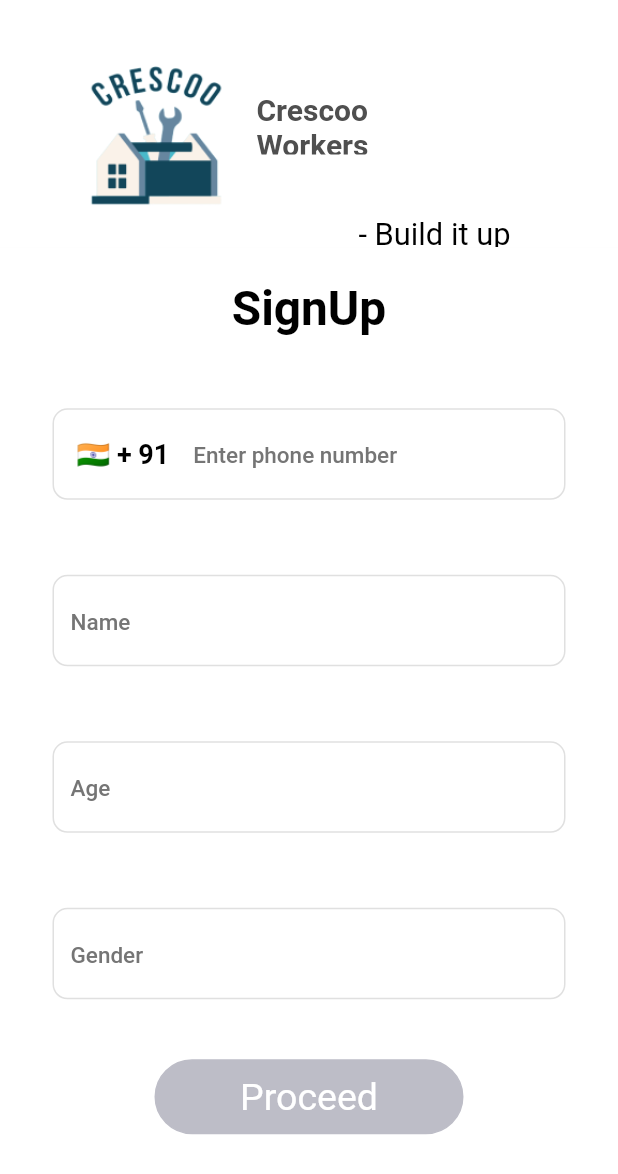
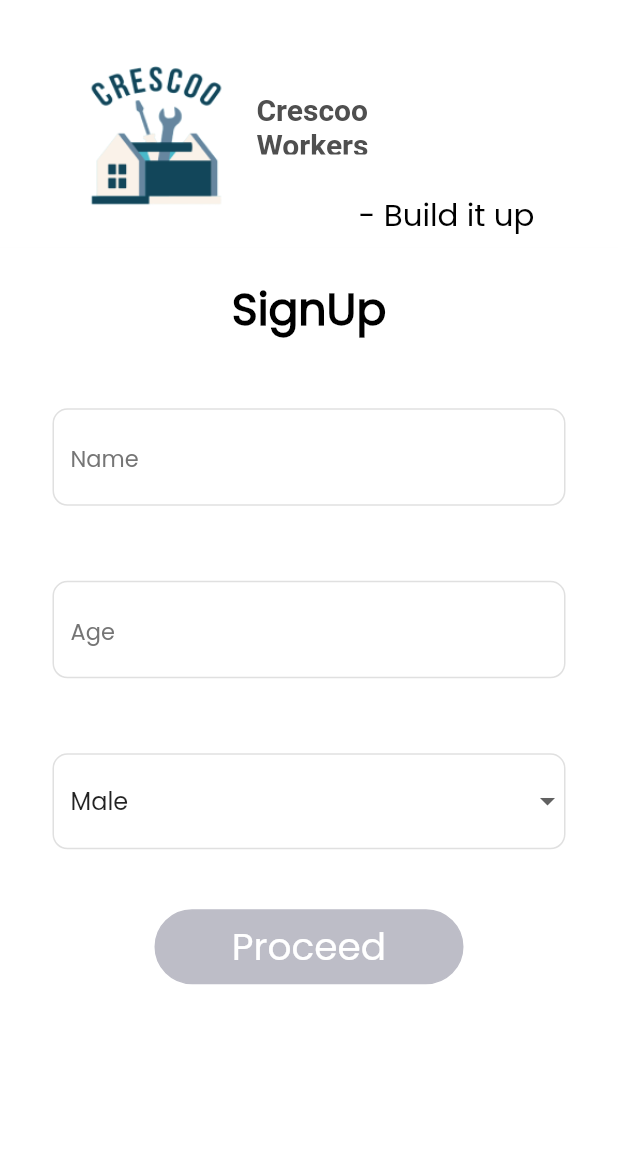
Before and after one commit to Avaneesh8/Crescoo-worker, a Flutter app: the SignUp screen opened directly, on a phone screen of 412 x 824 dp. Shown: the top 1174 px of the screen. Run offline on Flutter 3.47's test engine with Material 2 defaults, Android fonts, the phone set to English and light mode, and no system bars; our stand-ins replace cloud_firestore, country_picker, firebase_auth, firebase_core, pinput, shared_preferences and 1 more; accounts and stored records are empty; Roboto replaces fonts that are missing (Hind Siliguri).

```diff
--- a/lib/main.dart
+++ b/lib/main.dart
@@ -1,5 +1,6 @@
 import 'package:crescoo/provider/auth_provider.dart';
 import 'package:crescoo/screens/SplashScreen.dart';
+import 'package:crescoo/screens/profile.dart';
 import 'package:firebase_core/firebase_core.dart';
 import 'package:flutter/material.dart';
 import 'package:provider/provider.dart';
@@ -23,6 +24,7 @@ class MyApp extends StatelessWidget {
       debugShowCheckedModeBanner: false,
       theme: ThemeData(
         primarySwatch: Colors.blue,
+        fontFamily: "poppins",
       ),
       home: SplashScreen(),
     );
--- a/lib/screens/OTPScreen.dart
+++ b/lib/screens/OTPScreen.dart
@@ -146,7 +146,7 @@ class _OTPScreenState extends State<OTPScreen> {
                         (value) => Navigator.pushAndRemoveUntil(
                         context,
                         MaterialPageRoute(
-                          builder: (context) => const Details(),
+                          builder: (context) => NavBar(),
                         ),
                             (route) => false),
                   ),
--- a/lib/screens/SignUp.dart
+++ b/lib/screens/SignUp.dart
@@ -1,8 +1,9 @@
-import 'package:crescoo/screens/authentication/Login.dart';
-import 'package:crescoo/widgets/Top_part.dart';
+import 'package:crescoo/widgets/top_part_white.dart';
 import 'package:flutter/material.dart';
 import 'package:country_picker/country_picker.dart';
+import 'package:velocity_x/velocity_x.dart';
 
+import '../widgets/Top_part.dart';
 import 'Details.dart';
 
 class SignUp extends StatefulWidget {
@@ -13,30 +14,12 @@ class SignUp extends StatefulWidget {
 }
 
 class _SignUpState extends State<SignUp> {
-  final TextEditingController phoneController = TextEditingController();
   final TextEditingController name = TextEditingController();
-  final TextEditingController gender = TextEditingController();
   final TextEditingController age = TextEditingController();
-  Country selectedCountry = Country(
-    phoneCode: "91",
-    countryCode: "IN",
-    e164Sc: 0,
-    geographic: true,
-    level: 1,
-    name: "India",
-    example: "India",
-    displayName: "India",
-    displayNameNoCountryCode: "IN",
-    e164Key: "",
-  );
+  String gender = 'Male';
 
   @override
   Widget build(BuildContext context) {
-    phoneController.selection = TextSelection.fromPosition(
-      TextPosition(
-        offset: phoneController.text.length,
-      ),
-    );
     name.selection = TextSelection.fromPosition(
       TextPosition(
         offset: name.text.length,
@@ -47,21 +30,18 @@ class _SignUpState extends State<SignUp> {
         offset: age.text.length,
       ),
     );
-    gender.selection = TextSelection.fromPosition(
-      TextPosition(
-        offset: gender.text.length,
-      ),
-    );
+
     return Scaffold(
       body: Container(
         color: Colors.white,
         child: ListView(
-          children: [Column(
+          children: [
+            Column(
               children: [
                 SizedBox(
                     width: MediaQuery.of(context).size.width,
                     height: .200 * MediaQuery.of(context).size.height,
-                  child: Top_part()),
+                    child: const Top_part()),
                 SizedBox(
                   width: .25 * MediaQuery.of(context).size.width,
                   height: .1 * MediaQuery.of(context).size.height,
@@ -79,84 +59,8 @@ class _SignUpState extends State<SignUp> {
                   ),
                 ),
                 Padding(
-                padding: const EdgeInsets.symmetric(vertical: 25, horizontal: 35),
-                child: TextFormField(
-                  cursorColor: Colors.black,
-                  controller: phoneController,
-                  keyboardType: TextInputType.number,
-                  style: const TextStyle(
-                    fontSize: 18,
-                    fontWeight: FontWeight.bold,
-                  ),
-                  onChanged: (value) {
-                    setState(() {
-                      phoneController.text = value;
-                    });
-                  },
-                  decoration: InputDecoration(
-                    hintText: "Enter phone number",
-                    hintStyle: TextStyle(
-                      fontWeight: FontWeight.w500,
-                      fontSize: 15,
-                      color: Colors.grey.shade600,
-                    ),
-                    enabledBorder: OutlineInputBorder(
-                      borderRadius: BorderRadius.circular(10),
-                      borderSide: const BorderSide(color: Colors.black12),
-                    ),
-                    focusedBorder: OutlineInputBorder(
-                      borderRadius: BorderRadius.circular(10),
-                      borderSide: const BorderSide(color: Colors.black12),
-                    ),
-                    prefixIcon: Container(
-                      padding: const EdgeInsets.all(8.0),
-                      child: InkWell(
-                        onTap: () {
-                          showCountryPicker(
-                              context: context,
-                              countryListTheme: const CountryListThemeData(
-                                bottomSheetHeight: 550,
-                              ),
-                              onSelect: (value) {
-                                setState(() {
-                                  selectedCountry = value;
-                                });
-                              });
-                        },
-                        child: Padding(
-                          padding: const EdgeInsets.all(8.0),
-                          child: Text(
-                            "${selectedCountry.flagEmoji} + ${selectedCountry.phoneCode}",
-                            style: const TextStyle(
-                              fontSize: 18,
-                              color: Colors.black,
-                              fontWeight: FontWeight.bold,
-                            ),
-                          ),
-                        ),
-                      ),
-                    ),
-                    suffixIcon: phoneController.text.length > 9
-                        ? Container(
-                            height: 30,
-                            width: 30,
-                            margin: const EdgeInsets.all(10.0),
-                            decoration: const BoxDecoration(
-                              shape: BoxShape.circle,
-                              color: Colors.green,
-                            ),
-                            child: const Icon(
-                              Icons.done,
-                              color: Colors.white,
-                              size: 20,
-                            ),
-                          )
-                        : null,
-                  ),
-                ),
-              ),
-              Padding(
-                padding: const EdgeInsets.symmetric(vertical: 25, horizontal: 35),
+                  padding:
+                  const EdgeInsets.symmetric(vertical: 25, horizontal: 35),
                   child: TextFormField(
                     cursorColor: Colors.black,
                     controller: name,
@@ -188,7 +92,8 @@ class _SignUpState extends State<SignUp> {
                   ),
                 ),
                 Padding(
-                padding: const EdgeInsets.symmetric(vertical: 25, horizontal: 35),
+                  padding:
+                  const EdgeInsets.symmetric(vertical: 25, horizontal: 35),
                   child: TextFormField(
                     cursorColor: Colors.black,
                     controller: age,
@@ -221,25 +126,15 @@ class _SignUpState extends State<SignUp> {
                   ),
                 ),
                 Padding(
-                padding: const EdgeInsets.symmetric(vertical: 25, horizontal: 35),
-                child: TextFormField(
-                  cursorColor: Colors.black,
-                  controller: gender,
-                  style: const TextStyle(
-                    fontSize: 18,
-                    fontWeight: FontWeight.bold,
-                  ),
-                  onChanged: (value) {
-                    setState(() {
-                      gender.text = value;
-                    });
-                  },
+                  padding:
+                  const EdgeInsets.symmetric(vertical: 25, horizontal: 35),
+                  child: DropdownButtonFormField<String>(
                     decoration: InputDecoration(
                       hintText: "Gender",
                       hintStyle: TextStyle(
                         fontWeight: FontWeight.w500,
                         fontSize: 15,
-                      color: Colors.grey.shade600,
+                        color: Colors.grey.shade100,
                       ),
                       enabledBorder: OutlineInputBorder(
                         borderRadius: BorderRadius.circular(10),
@@ -250,6 +145,19 @@ class _SignUpState extends State<SignUp> {
                         borderSide: const BorderSide(color: Colors.black12),
                       ),
                     ),
+                    value: gender,
+                    onChanged: (String? newValue) {
+                      setState(() {
+                        gender = newValue ?? 'Male';
+                      });
+                    },
+                    items: <String>['Male', 'Female', 'Other']
+                        .map<DropdownMenuItem<String>>((String value) {
+                      return DropdownMenuItem<String>(
+                        value: value,
+                        child: Text(value),
+                      );
+                    }).toList(),
                   ),
                 ),
                 Padding(
@@ -258,7 +166,7 @@ class _SignUpState extends State<SignUp> {
                     onTap: () {
                       Navigator.push(
                         context,
-                      MaterialPageRoute(builder: (context) => const Details()),
+                        MaterialPageRoute(builder: (context) => Details(name: name.text, age: age.text, gender: gender)),
                       );
                     },
                     child: Container(
@@ -267,7 +175,8 @@ class _SignUpState extends State<SignUp> {
                         border: Border.all(
                           color: Color.fromRGBO(189, 189, 199, 1),
                         ),
-                        borderRadius: BorderRadius.all(Radius.circular(25))),
+                        borderRadius: BorderRadius.all(Radius.circular(25)),
+                      ),
                       constraints: BoxConstraints(
                           minWidth: 200,
                           maxWidth: .5 * MediaQuery.of(context).size.width),
@@ -276,14 +185,17 @@ class _SignUpState extends State<SignUp> {
                         child: Text(
                           "Proceed",
                           style: TextStyle(color: Colors.white, fontSize: 25),
-                    )),
+                        ),
+                      ),
                     ),
                   ),
                 ),
               ],
             ),
-        ]),
+          ],
+        ),
       ),
     );
   }
+
 }
--- a/lib/screens/authentication/MinimalistLogin.dart
+++ b/lib/screens/authentication/MinimalistLogin.dart
@@ -1,4 +1,5 @@
 import 'package:crescoo/screens/SignUp.dart';
+import 'package:crescoo/widgets/NavBar.dart';
 import 'package:flutter/material.dart';
 
 import 'Login.dart';
@@ -64,7 +65,6 @@ class MinimalistLogin extends StatelessWidget {
                   child: Center(child: Text("Get Started",style: TextStyle(color: Colors.white,fontSize: 30),)),
                 ),
               ),
-
             ],
           ),
         ),
--- a/lib/widgets/Top_part.dart
+++ b/lib/widgets/Top_part.dart
@@ -29,7 +29,7 @@ class Top_part extends StatelessWidget {
             ),
             Positioned(
               left: .580*MediaQuery.of(context).size.width,
-              top: .175 * MediaQuery.of(context).size.height,
+              top: .155 * MediaQuery.of(context).size.height,
               child: Text(
                 '- Build it up',
                 style: TextStyle(
```
Also changed, not shown: lib/screens/Details.dart (+61 -43 lines), lib/screens/profile.dart (+39 -8 lines), pubspec.yaml (+10 -0 lines), assets/fonts/poppin.ttf (added), assets/fonts/poppin_bold.ttf (added), assets/fonts/poppin_light.ttf (added). Lines whose indentation alone changed are shown as unchanged.
